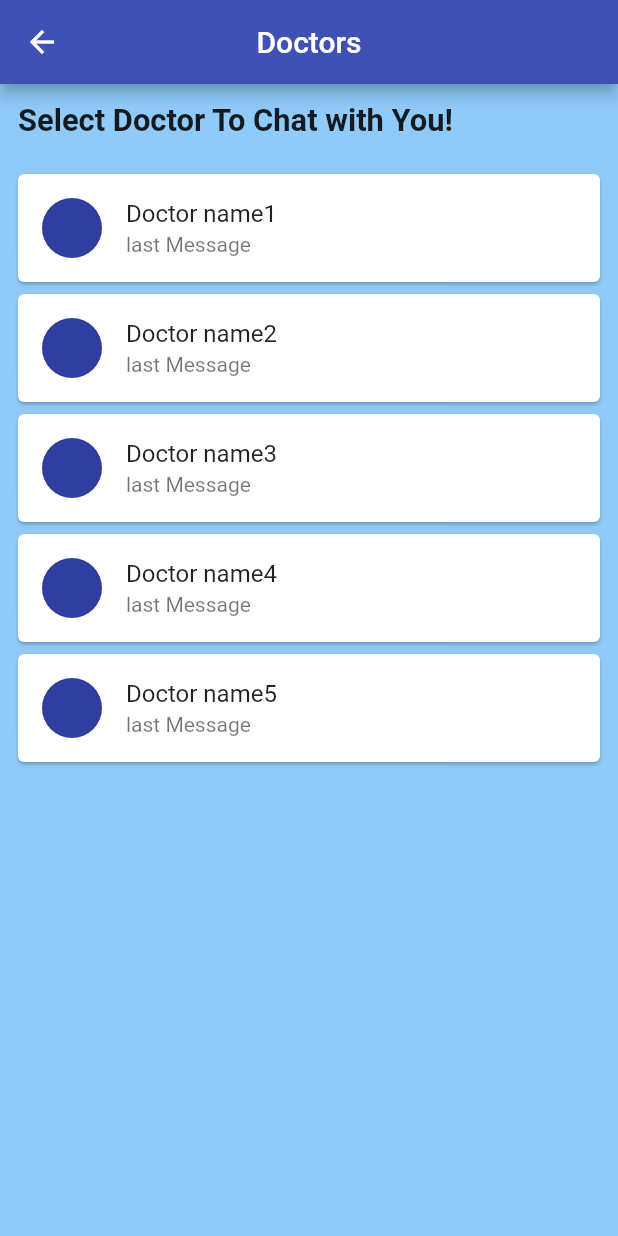
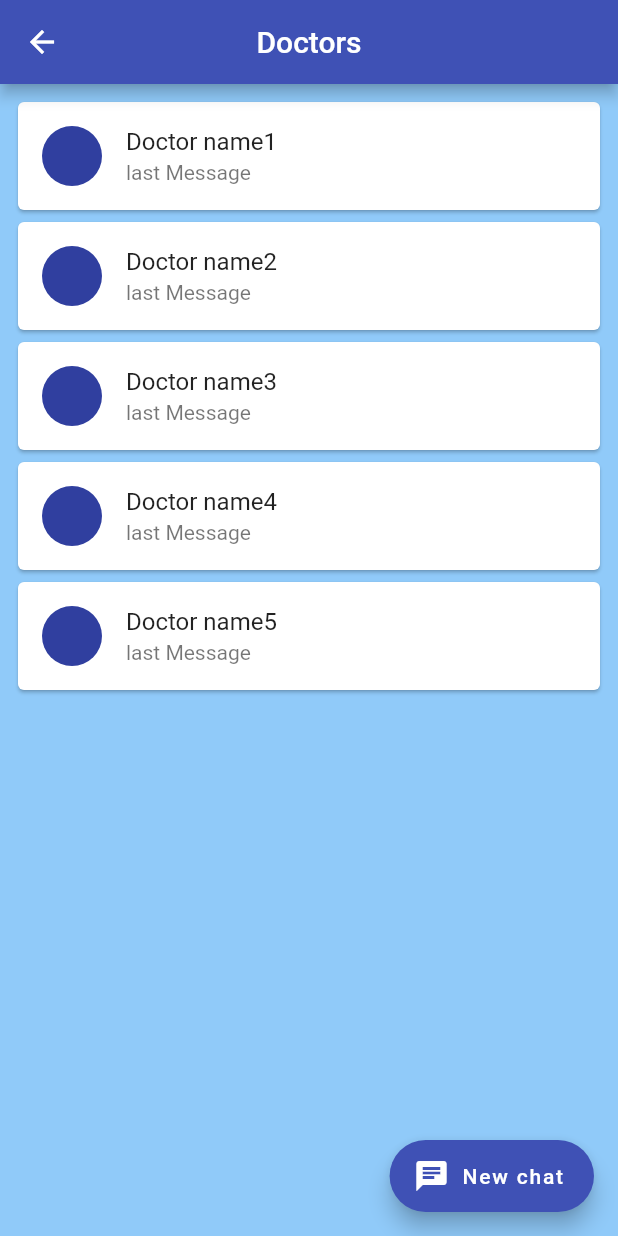
Before and after one commit to 0Ahmad0/patient_journey, a Flutter app: the ListDoctorsScreen screen opened directly, on a phone screen of 412 x 824 dp. Run offline on Flutter 3.47's test engine with Material 2 defaults, Android fonts, the phone set to English and light mode, and no system bars; our stand-ins replace animated_text_kit, cached_network_image, cloud_firestore, file_picker, firebase_auth, firebase_core and 8 more; accounts and stored records are empty.

```diff
--- a/lib/list_doctors_screen.dart
+++ b/lib/list_doctors_screen.dart
@@ -1,5 +1,6 @@
 import 'package:flutter/material.dart';
 import 'package:patient_journey/constants/app_colors.dart';
+import 'package:patient_journey/screens/add_chat_screen.dart';
 import 'package:patient_journey/screens/chat_screen.dart';
 
 class ListDoctorsScreen extends StatelessWidget {
@@ -8,23 +9,17 @@ class ListDoctorsScreen extends StatelessWidget {
   @override
   Widget build(BuildContext context) {
     return Scaffold(
+      floatingActionButton: FloatingActionButton.extended(
+        onPressed: () {
+          Navigator.push(context, MaterialPageRoute(builder: (ctx)=>AddChatScreen()));
+        },
+        label: Text('New chat'),
+        icon: Icon(Icons.chat),
+      ),
       appBar: AppBar(
         title: const Text('Doctors'),
       ),
-      body: Column(
-        crossAxisAlignment: CrossAxisAlignment.stretch,
-        children: [
-          Padding(
-            padding: const EdgeInsets.all(12.0),
-            child: Text(
-              'Select Doctor To Chat with You!',
-              style: TextStyle(
-                  fontSize: MediaQuery.sizeOf(context).width * 0.05,
-                  fontWeight: FontWeight.bold),
-            ),
-          ),
-          Expanded(
-            child: ListView.builder(
+      body: ListView.builder(
         itemCount: 5,
         padding: const EdgeInsets.all(8.0),
         itemBuilder: (_, index) => Card(
@@ -33,7 +28,8 @@ class ListDoctorsScreen extends StatelessWidget {
               Navigator.push(
                 context,
                 MaterialPageRoute(
-                        builder: (_) => ChatScreen(doctorName: 'Doctor name${index+1}'),
+                  builder: (_) =>
+                      ChatScreen(doctorName: 'Doctor name${index + 1}'),
                 ),
               );
             },
@@ -43,9 +39,6 @@ class ListDoctorsScreen extends StatelessWidget {
           ),
         ),
       ),
-          )
-        ],
-      ),
     );
   }
 }
```
Also changed, not shown: lib/screens/add_chat_screen.dart (added, +32 -0 lines), lib/screens/communication_screen.dart (+18 -2 lines), pubspec.yaml (+5 -5 lines), assets/images/app_logo.png (added), pubspec.lock, 16 other files. Lines whose indentation alone changed are shown as unchanged.
